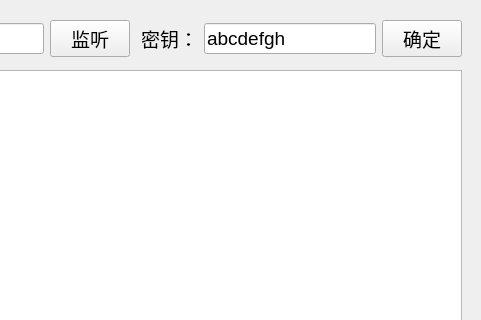
Above: MainWindow/ServerWindow.ui from JYBWOB/DES_Python before the change; both pictures show x 199 to 680 and y 0 to 320 of the 680 by 502 pixel window. Below: the same form after it.
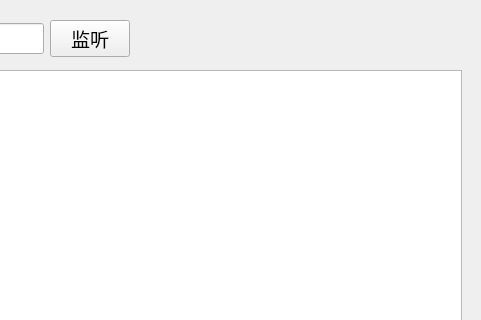
That is the form after the change.

Commit message: update CS UI windows

What changed in the file:
```diff
--- a/MainWindow/ServerWindow.ui
+++ b/MainWindow/ServerWindow.ui
@@ -86,39 +86,6 @@
      </item>
     </layout>
    </widget>
-   <widget class="QWidget" name="layoutWidget">
-    <property name="geometry">
-     <rect>
-      <x>340</x>
-      <y>20</y>
-      <width>321</width>
-      <height>37</height>
-     </rect>
-    </property>
-    <layout class="QHBoxLayout" name="horizontalLayout_2">
-     <item>
-      <widget class="QLabel" name="label_3">
-       <property name="text">
-        <string>密钥：</string>
-       </property>
-      </widget>
-     </item>
-     <item>
-      <widget class="QLineEdit" name="key">
-       <property name="text">
-        <string>abcdefgh</string>
-       </property>
-      </widget>
-     </item>
-     <item>
-      <widget class="QPushButton" name="setKey">
-       <property name="text">
-        <string>确定</string>
-       </property>
-      </widget>
-     </item>
-    </layout>
-   </widget>
    <widget class="QLineEdit" name="clientid">
     <property name="geometry">
      <rect>
```
The commit also changes 3 other files.
